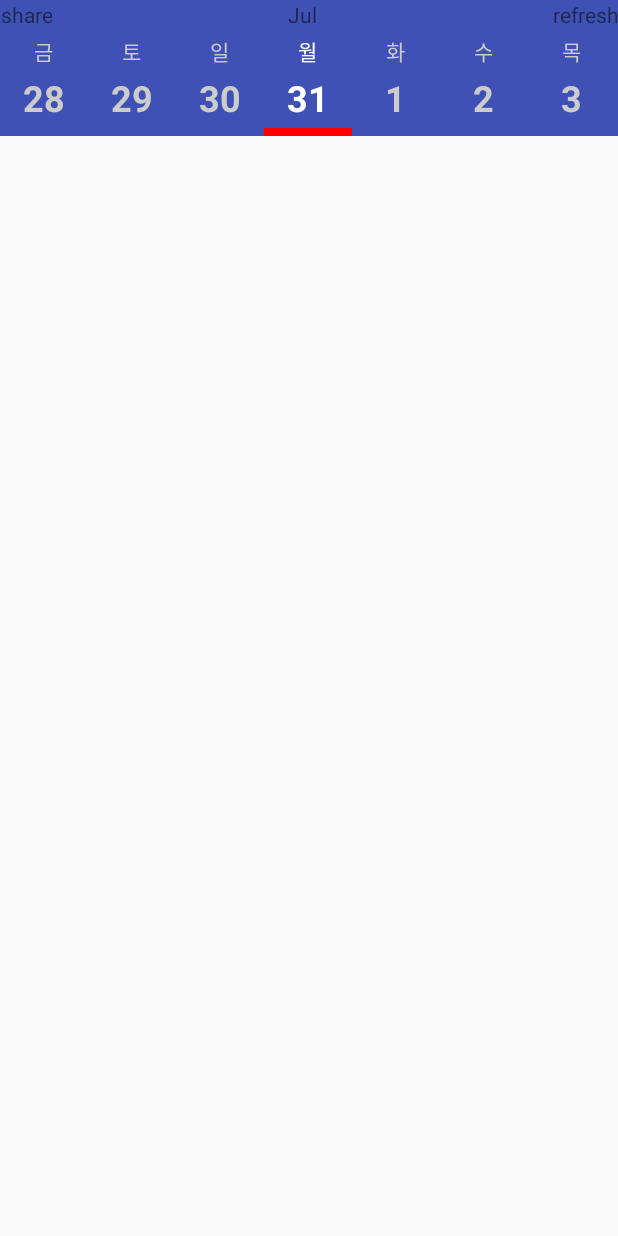
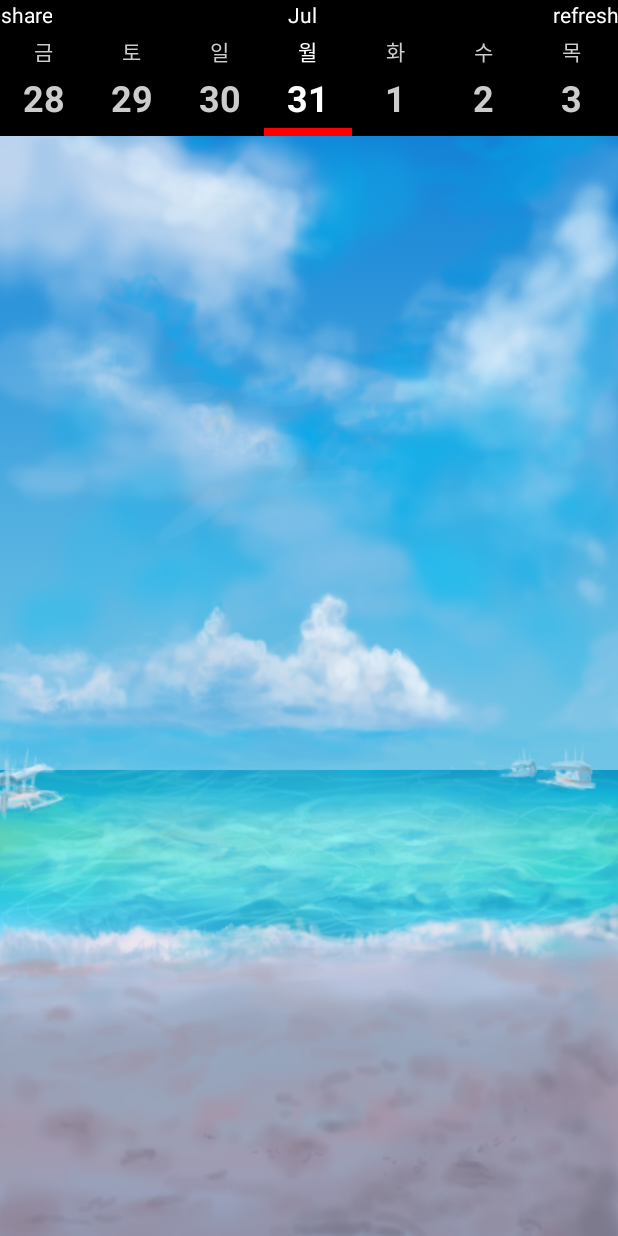
Before and after one commit to jaeeo99/puggle, an Android app: the screen it shows after launch (MainActivity), on a phone screen of 412 x 824 dp. Run offline under Robolectric (Android 15) with nearby library versions, the light colour scheme and no system bars.

Commit message:
HorizontalCalendar add to MainActivity

```diff
--- a/puggle/src/main/java/com/puggle/magic/puggle/MainActivity.java
+++ b/puggle/src/main/java/com/puggle/magic/puggle/MainActivity.java
@@ -1,29 +1,36 @@
 package com.puggle.magic.puggle;
 
+import android.annotation.TargetApi;
+import android.app.FragmentManager;
+import android.app.FragmentTransaction;
+import android.graphics.Bitmap;
+import android.graphics.Canvas;
 import android.graphics.Color;
-import android.icu.util.Calendar;
-import android.icu.util.TimeZone;
+import android.graphics.drawable.BitmapDrawable;
+import android.os.Build;
 import android.os.Bundle;
+import android.renderscript.Allocation;
+import android.renderscript.RenderScript;
+import android.renderscript.ScriptIntrinsicBlur;
 import android.support.v7.app.AppCompatActivity;
+import android.view.View;
+import android.view.ViewTreeObserver;
+
 
 import com.puggle.magic.puggle.calendar.horizontal.HorizontalCalendar;
-import com.puggle.magic.puggle.calendar.horizontal.HorizontalCalendarView;
 
+import java.util.Calendar;
 import java.util.Locale;
+import java.util.TimeZone;
 
-import butterknife.BindView;
-import butterknife.ButterKnife;
 
 public class MainActivity extends AppCompatActivity {
-
-    @BindView(R.id.calendarView)
-    HorizontalCalendarView calendarView;
 
     @Override
     protected void onCreate(Bundle savedInstanceState) {
         super.onCreate(savedInstanceState);
         setContentView(R.layout.activity_main);
-        ButterKnife.bind(this);
+
         TimeZone seoulTime = TimeZone.getTimeZone("Asia/Seoul");
 
         Calendar endDate = Calendar.getInstance(seoulTime);
@@ -32,19 +39,20 @@ public class MainActivity extends AppCompatActivity {
         Calendar startDate = Calendar.getInstance(seoulTime);
         startDate.add(Calendar.MONTH, -1);
 
-        HorizontalCalendar calendarView = new HorizontalCalendar.Builder(this, R.id.calendarView)
+        HorizontalCalendar horizontalCalendar = new HorizontalCalendar.Builder(findViewById(R.id.horizontalCalendar), R.id.calendarView)
                 .startDate(startDate.getTime())
                 .endDate(endDate.getTime())
                 .datesNumberOnScreen(7)   // Number of Dates cells shown on screen (Recommended 5)
-                .dayNameFormat("E")	  // WeekDay text format
+                .dayNameFormat("E")      // WeekDay text format
                 .dayNumberFormat("d")    // Date format
                 .dayNameLocale(Locale.KOREA)
                 .dayNumberLocale(Locale.KOREA)
-                .showDayName(true)	  // Show or Hide dayName text
-                .showMonthName(false)	  // Show or Hide month text
+                .showDayName(true)      // Show or Hide dayName text
+                .showMonthName(false)      // Show or Hide month text
                 .textColor(Color.LTGRAY, Color.WHITE)    // Text color for none selected Dates, Text color for selected Date.
                 .selectedDateBackground(Color.TRANSPARENT)  // Background color of the selected date cell.
                 .selectorColor(Color.RED)   // Color of the selection indicator bar (default to colorAccent).
                 .build();
     }
+
 }
--- a/puggle/src/main/java/com/puggle/magic/puggle/fragment/HorizontalCalendarFragment.java
+++ /dev/null
@@ -1,8 +0,0 @@
-package com.puggle.magic.puggle.fragment;
-
-/**
- * Created by jaeeo99 on 2017. 8. 6..
- */
-
-public class HorizontalCalendarFragment {
-}
--- a/puggle/src/main/res/layout/activity_main.xml
+++ b/puggle/src/main/res/layout/activity_main.xml
@@ -1,28 +1,32 @@
 <?xml version="1.0" encoding="utf-8"?>
-<android.support.constraint.ConstraintLayout
+<FrameLayout
     xmlns:android="http://schemas.android.com/apk/res/android"
-    xmlns:app="http://schemas.android.com/apk/res-auto"
-    xmlns:tools="http://schemas.android.com/tools" android:layout_width="match_parent"
-    android:layout_height="match_parent" tools:context="com.puggle.magic.puggle.MainActivity">
-
-    <!--<TextView android:id="@+id/title" android:layout_width="wrap_content" android:layout_height="wrap_content"-->
-        <!--android:text="Hello World!" app:layout_constraintBottom_toBottomOf="parent"-->
-        <!--app:layout_constraintLeft_toLeftOf="parent" app:layout_constraintRight_toRightOf="parent"-->
-        <!--app:layout_constraintTop_toTopOf="parent" />-->
-    <LinearLayout
+    xmlns:tools="http://schemas.android.com/tools"
+    android:layout_width="match_parent"
+    android:layout_height="match_parent"
+    tools:context="com.puggle.magic.puggle.MainActivity">
+    <ImageView
+        android:id="@+id/layoutBackground"
+        android:layout_width="match_parent"
+        android:layout_height="match_parent"
+        android:scaleType="fitXY"
+        android:src="@drawable/bg_day"/>
+    <LinearLayout xmlns:android="http://schemas.android.com/apk/res/android" xmlns:app="http://schemas.android.com/apk/res-auto"
+        android:id="@+id/horizontalCalendar"
         android:layout_width="match_parent"
         android:layout_height="wrap_content"
-        android:orientation="vertical">
+        android:orientation="vertical"
+        android:background="@android:color/background_dark">
         <GridLayout
             android:layout_width="match_parent"
             android:layout_height="wrap_content"
             android:layout_gravity="center"
-            android:background="@color/colorPrimary"
             android:orientation="horizontal">
             <TextView
                 android:layout_width="wrap_content"
                 android:layout_height="wrap_content"
                 android:gravity="center"
+                android:textColor="@android:color/white"
                 android:text="share"/>
             <TextView
                 android:layout_width="wrap_content"
@@ -30,19 +34,19 @@
                 android:gravity="center"
                 android:layout_columnSpan="8"
                 android:layout_gravity="fill"
+                android:textColor="@android:color/white"
                 android:text="Jul"/>
             <TextView
                 android:layout_width="wrap_content"
                 android:layout_height="wrap_content"
                 android:gravity="center"
+                android:textColor="@android:color/white"
                 android:text="refresh"/>
         </GridLayout>
         <com.puggle.magic.puggle.calendar.horizontal.HorizontalCalendarView
             android:id="@+id/calendarView"
             android:layout_width="match_parent"
             android:layout_height="wrap_content"
-            android:background="@color/colorPrimary"
-            app:textColorSelected="#FFFF"/>
+            app:textColorSelected="@android:color/white"/>
     </LinearLayout>
-
-</android.support.constraint.ConstraintLayout>
+</FrameLayout>
--- a/puggle/src/main/res/values/colors.xml
+++ b/puggle/src/main/res/values/colors.xml
@@ -3,4 +3,5 @@
     <color name="colorPrimary">#3F51B5</color>
     <color name="colorPrimaryDark">#303F9F</color>
     <color name="colorAccent">#FF4081</color>
+    <color name="colorWhite">#FFFFFF</color>
 </resources>
--- a/puggle/src/main/res/values/strings.xml
+++ b/puggle/src/main/res/values/strings.xml
@@ -1,3 +1,3 @@
 <resources>
-    <string name="app_name">Puggle</string>
+    <string name="app_name">puggle</string>
 </resources>
```
Also changed, not shown: puggle/src/main/res/drawable/bg_day.jpg (added).
